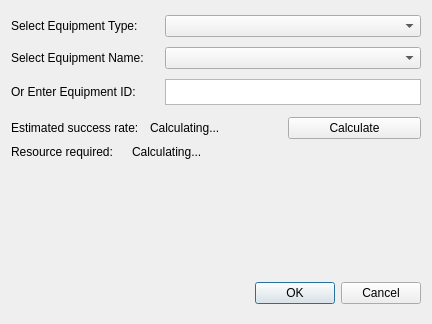
Qt form FleetMemories/ClientGUI/ui/factory/developwindow.ui (ibicdlcod/GuoMuoRuoProject) before a commit.
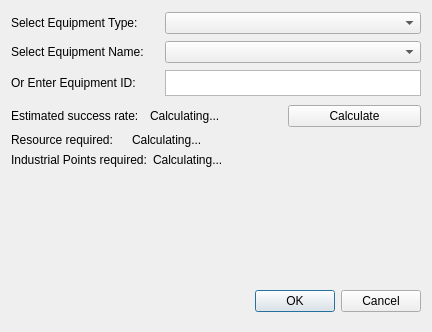
The same form after that commit.

Commit message: full industrial plant

```diff
--- a/FleetMemories/ClientGUI/ui/factory/developwindow.ui
+++ b/FleetMemories/ClientGUI/ui/factory/developwindow.ui
@@ -7,7 +7,7 @@
     <x>0</x>
     <y>0</y>
     <width>432</width>
-    <height>324</height>
+    <height>332</height>
    </rect>
   </property>
   <property name="windowTitle">
@@ -155,6 +155,39 @@
      </item>
     </layout>
    </item>
+   <item>
+    <layout class="QHBoxLayout" name="horizontalLayout_4">
+     <item>
+      <widget class="QLabel" name="buyHint">
+       <property name="sizePolicy">
+        <sizepolicy hsizetype="Preferred" vsizetype="Preferred">
+         <horstretch>4</horstretch>
+         <verstretch>0</verstretch>
+        </sizepolicy>
+       </property>
+       <property name="text">
+        <string id="buy-ip-required">Industrial Points required:</string>
+       </property>
+       <property name="wordWrap">
+        <bool>false</bool>
+       </property>
+      </widget>
+     </item>
+     <item>
+      <widget class="QLabel" name="price">
+       <property name="sizePolicy">
+        <sizepolicy hsizetype="Preferred" vsizetype="Preferred">
+         <horstretch>10</horstretch>
+         <verstretch>0</verstretch>
+        </sizepolicy>
+       </property>
+       <property name="text">
+        <string id="buy-calculating">Calculating...</string>
+       </property>
+      </widget>
+     </item>
+    </layout>
+   </item>
    <item>
     <spacer name="verticalSpacer">
      <property name="orientation">
```
Left out of the diff: 10 changed lines with no effect on the pictures. The commit also changes 20 other files.
